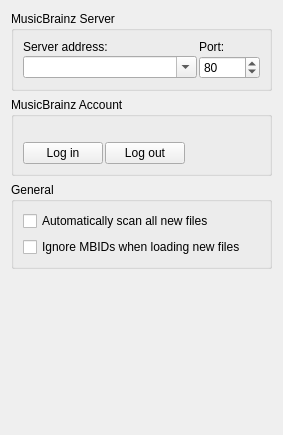
metabrainz/picard, file ui/options_general.ui: the form before one commit.
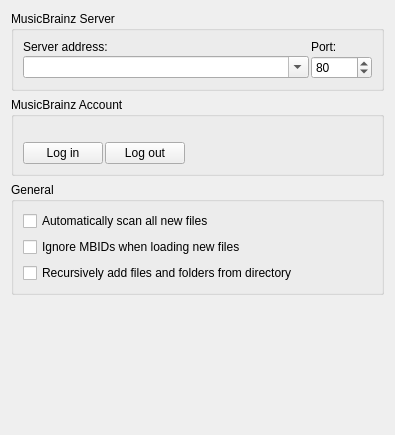
The form after the commit.

Commit message: Add ui options to add files recursively

```diff
--- a/ui/options_general.ui
+++ b/ui/options_general.ui
@@ -6,7 +6,7 @@
    <rect>
     <x>0</x>
     <y>0</y>
-    <width>283</width>
+    <width>395</width>
     <height>435</height>
    </rect>
   </property>
@@ -129,6 +129,13 @@
         </property>
        </widget>
       </item>
+      <item>
+       <widget class="QCheckBox" name="recursively_add_files">
+        <property name="text">
+         <string>Recursively add files and folders from directory</string>
+        </property>
+       </widget>
+      </item>
      </layout>
     </widget>
    </item>
```
The commit also changes 1 other file.
